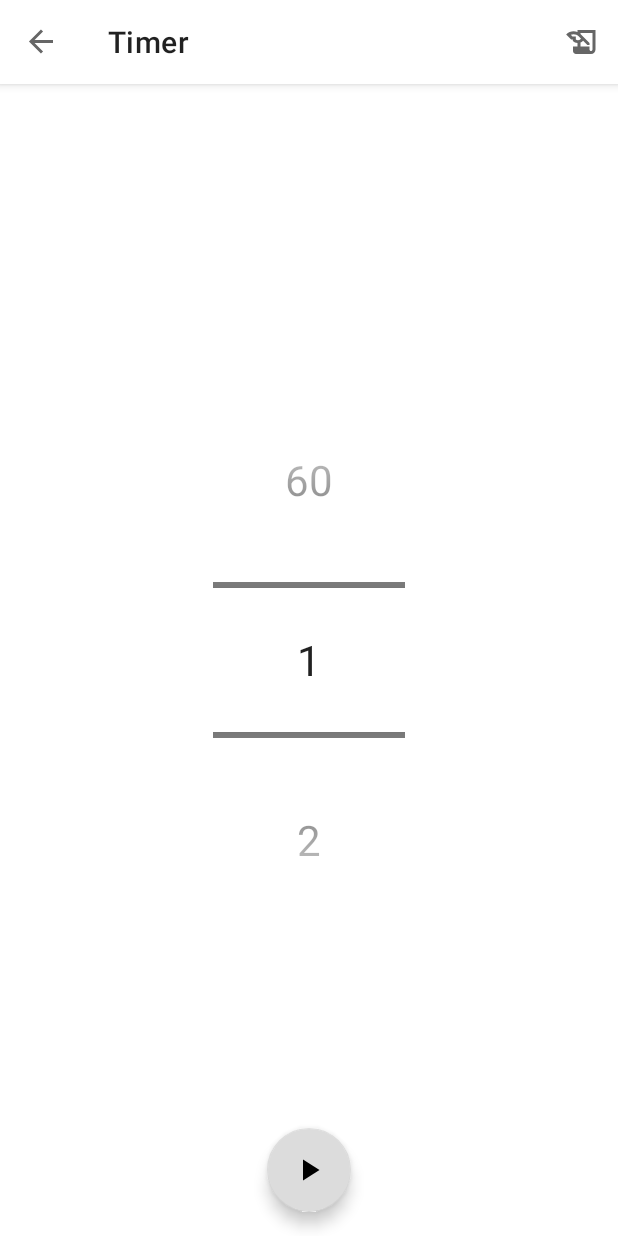
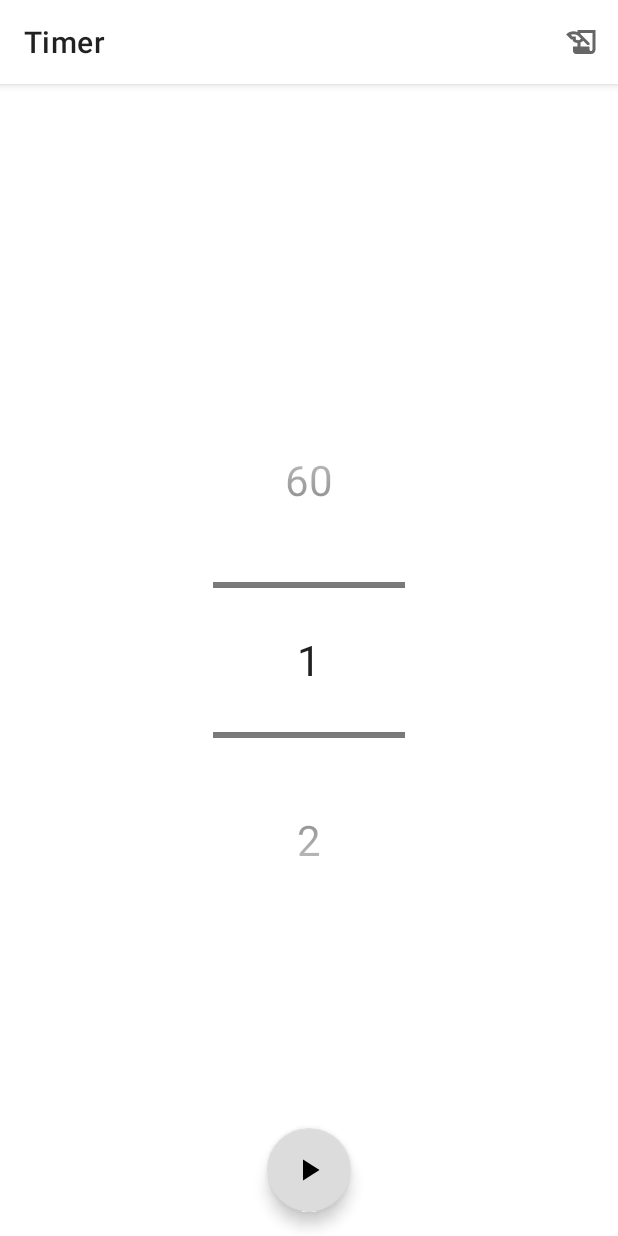
Before and after one commit to omi-repo/TimerForScreenTimeout, an Android app: the screen it shows after launch (MainActivity), on a phone screen of 412 x 824 dp. Run offline under Robolectric (Android 15) with nearby library versions, the phone set to English and light mode, and no system bars; our stand-ins replace Room's generated code, Timber, data binding, navigation-ui.

Commit message:
Update UI.

```diff
--- a/app/src/main/AndroidManifest.xml
+++ b/app/src/main/AndroidManifest.xml
@@ -34,6 +34,9 @@
             </intent-filter>
         </receiver>
 
+        <meta-data
+            android:name="android.support.PARENT_ACTIVITY"
+            android:value=".MainActivity" />
 
     </application>
 
--- a/app/src/main/java/kost/romi/timerforscreentimeout/MainActivity.kt
+++ b/app/src/main/java/kost/romi/timerforscreentimeout/MainActivity.kt
@@ -43,7 +43,7 @@ class MainActivity : AppCompatActivity() {
         val navController: NavController = findNavController(R.id.nav_host_fragment)
         appBarConfiguration = AppBarConfiguration.Builder().build()
         setupActionBarWithNavController(navController, appBarConfiguration)
-        supportActionBar!!.setDisplayHomeAsUpEnabled(true)
+        supportActionBar!!.setDisplayHomeAsUpEnabled(false)
 
         // Placeholder for fragment
         val navHostFragment = supportFragmentManager.findFragmentById(
--- a/app/src/main/java/kost/romi/timerforscreentimeout/TimerHistoryAdapter.kt
+++ b/app/src/main/java/kost/romi/timerforscreentimeout/TimerHistoryAdapter.kt
@@ -4,6 +4,7 @@ import android.view.LayoutInflater
 import android.view.View
 import android.view.ViewGroup
 import android.widget.TextView
+import androidx.cardview.widget.CardView
 import androidx.recyclerview.widget.DiffUtil
 import androidx.recyclerview.widget.ListAdapter
 import androidx.recyclerview.widget.RecyclerView
@@ -24,6 +25,7 @@ class TimerHistoryAdapter() :
         private val startAt_textview: TextView = itemView.findViewById(R.id.startAt_textview)
         private val state_textview: TextView = itemView.findViewById(R.id.state_textview)
         private val id_textview: TextView = itemView.findViewById(R.id.id_textview)
+        private val cardView: CardView = itemView.findViewById(R.id.cardview)
 
         fun bind(timerEntity: TimerEntity) {
             dateTimerAt_textview.text =
@@ -36,6 +38,8 @@ class TimerHistoryAdapter() :
             timerTextViewString(timerEntity.startAt.toString(), startAt_textview)
             state_textview.text = timerEntity.state.toString()
             id_textview.text = timerEntity.id.toString()
+
+            cardView.elevation = (16).toFloat()
         }
 
         fun timerTextViewString(str: String, textView: TextView) {
--- a/app/src/main/java/kost/romi/timerforscreentimeout/timerdetail/SetTimerFragment.kt
+++ b/app/src/main/java/kost/romi/timerforscreentimeout/timerdetail/SetTimerFragment.kt
@@ -13,6 +13,7 @@ import kost.romi.timerforscreentimeout.R
 import kost.romi.timerforscreentimeout.data.TimerState
 import kost.romi.timerforscreentimeout.data.source.local.TimerDatabase
 import kost.romi.timerforscreentimeout.databinding.FragmentSetTimerBinding
+import kotlinx.android.synthetic.main.activity_main.*
 import timber.log.Timber
 import java.util.*
 
--- a/app/src/main/res/layout/fragment_timer_history.xml
+++ b/app/src/main/res/layout/fragment_timer_history.xml
@@ -12,7 +12,8 @@
 
     <androidx.constraintlayout.widget.ConstraintLayout
         android:layout_width="match_parent"
-        android:layout_height="match_parent">
+        android:layout_height="match_parent"
+        android:background="@color/white">
 
         <!--        <TextView-->
         <!--            android:layout_width="wrap_content"-->
--- a/app/src/main/res/layout/timer_history_adapter.xml
+++ b/app/src/main/res/layout/timer_history_adapter.xml
@@ -2,11 +2,10 @@
 <androidx.cardview.widget.CardView xmlns:android="http://schemas.android.com/apk/res/android"
     xmlns:app="http://schemas.android.com/apk/res-auto"
     xmlns:tools="http://schemas.android.com/tools"
+    android:id="@+id/cardview"
     android:layout_width="match_parent"
     android:layout_height="wrap_content"
-    android:layout_margin="8dp"
-    app:cardBackgroundColor="@color/lighter_grey"
-    app:cardCornerRadius="20dp">
+    android:layout_margin="8dp">
 
     <androidx.constraintlayout.widget.ConstraintLayout
         android:layout_width="match_parent"
--- a/app/src/main/res/values/themes.xml
+++ b/app/src/main/res/values/themes.xml
@@ -12,5 +12,18 @@
         <!-- Status bar color. -->
         <item name="android:statusBarColor" tools:targetApi="l">?attr/colorPrimaryVariant</item>
         <!-- Customize your theme here. -->
+        <item name="android:textViewStyle">@style/MyTextviewStyle</item>
+        <item name="cardViewStyle">@style/MyCardviewStyle</item>
     </style>
+
+    <style name="MyTextviewStyle" parent="Widget.AppCompat.TextView">
+        <item name="fontFamily">sans-serif</item>
+        <item name="color">@color/black</item>
+    </style>
+
+    <style name="MyCardviewStyle" parent="CardView">
+        <item name="cardBackgroundColor">@color/lighter_grey</item>
+        <item name="cardCornerRadius">20dp</item>
+    </style>
+
 </resources>
```
Also changed, not shown: 1 other file.
